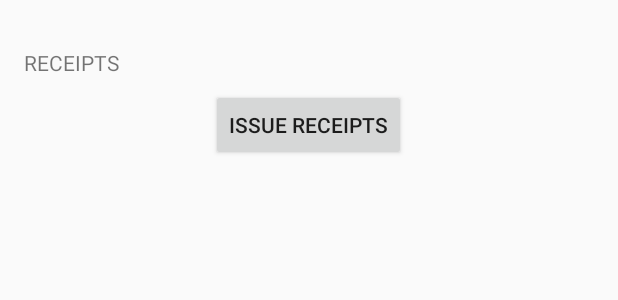
After one commit to bcassamo/Inforgest_Studio, an Android app: the layout fragment_treasury.xml on its own in the app's theme, with its tools: preview values and no code run, on a phone screen of 412 x 824 dp. The commit adds this screen. Shown: the top 300 px of the screen. Run offline under Robolectric (Android 15) with nearby library versions, the phone set to English and light mode, and no system bars; network calls fail.

Commit message:
Adding Treasury Business rules

```diff
--- a/app/build.gradle
+++ b/app/build.gradle
@@ -22,5 +22,6 @@ android {
 dependencies {
     compile fileTree(dir: 'libs', include: ['*.jar'])
     compile 'com.android.support:appcompat-v7:21.0.3'
-    compile 'com.android.support:cardview-v7:21.0.+'
+    compile 'com.android.support:cardview-v7:21.0.3'
+    compile 'com.android.support:support-v4:21.0.3'
 }
--- a/app/src/main/java/mz/com/peach/inforgest/model/clients/Client.java
+++ b/app/src/main/java/mz/com/peach/inforgest/model/clients/Client.java
@@ -19,7 +19,11 @@ public class Client {
         this.nome = nome;
     }
 
-
+    public Client(String cod_cli, String nome, double saldo){
+        this.cod_cli = cod_cli;
+        this.nome = nome;
+        this.saldo = saldo;
+    }
 
     public String getCod_cli() {
         return cod_cli;
--- /dev/null
+++ b/app/src/main/res/layout/fragment_treasury.xml
@@ -0,0 +1,33 @@
+<LinearLayout xmlns:android="http://schemas.android.com/apk/res/android"
+    xmlns:tools="http://schemas.android.com/tools"
+    android:layout_width="match_parent"
+    android:layout_height="match_parent"
+    android:orientation="vertical"
+    android:padding="16dp"
+    tools:context="mz.com.peach.inforgest.fragment.treasury.TreasuryFragment">
+
+    <TextView
+        android:layout_width="wrap_content"
+        android:layout_height="wrap_content"
+        android:layout_marginTop="16dp"
+        android:layout_marginBottom="8dp"
+        android:text="@string/receipts"
+        android:textAllCaps="true" />
+
+    <LinearLayout
+        android:layout_width="match_parent"
+        android:layout_height="wrap_content"
+        android:orientation="vertical">
+
+        <Button
+            android:padding="12dp"
+            android:layout_width="wrap_content"
+            android:layout_height="wrap_content"
+            android:layout_gravity="center_horizontal"
+            android:text="@string/btnIssueReceipts"
+            android:id="@+id/btnIssueReceipts"
+            android:onClick="treasuryIssueReceiptsOption" />
+
+    </LinearLayout>
+
+</LinearLayout>
--- a/app/src/main/res/values/strings.xml
+++ b/app/src/main/res/values/strings.xml
@@ -211,5 +211,11 @@
     <string name="txt_quantity">Quantity</string>
     <string name="txt_box_unity">Unity/Box</string>
 
+    <!-- TODO: Remove or change this placeholder text -->
+    <string name="hello_blank_fragment">Hello blank fragment</string>
+    <string name="receipts">Receipts</string>
+    <string name="btnIssueReceipts">Issue Receipts</string>
+    <string name="title_activity_pendent_customer_list">Customers With Outstanding Balance</string>
+
 
 </resources>
```
Also changed, not shown: app/src/main/AndroidManifest.xml (+7 -2 lines), app/src/main/java/mz/com/peach/inforgest/MainActivity.java (+8 -1 lines), app/src/main/java/mz/com/peach/inforgest/PendentCustomerBalanceListActivity.java (added, +82 -0 lines), app/src/main/java/mz/com/peach/inforgest/fragment/treasury/TreasuryFragment.java (added, +19 -0 lines), app/src/main/java/mz/com/peach/inforgest/rest/JSONParser.java (+22 -5 lines), app/src/main/java/mz/com/peach/inforgest/rest/RestAPI.java (+13 -0 lines), app/src/main/res/layout/activity_pendent_customer_balance_list.xml (added, +19 -0 lines), 1 other file.
